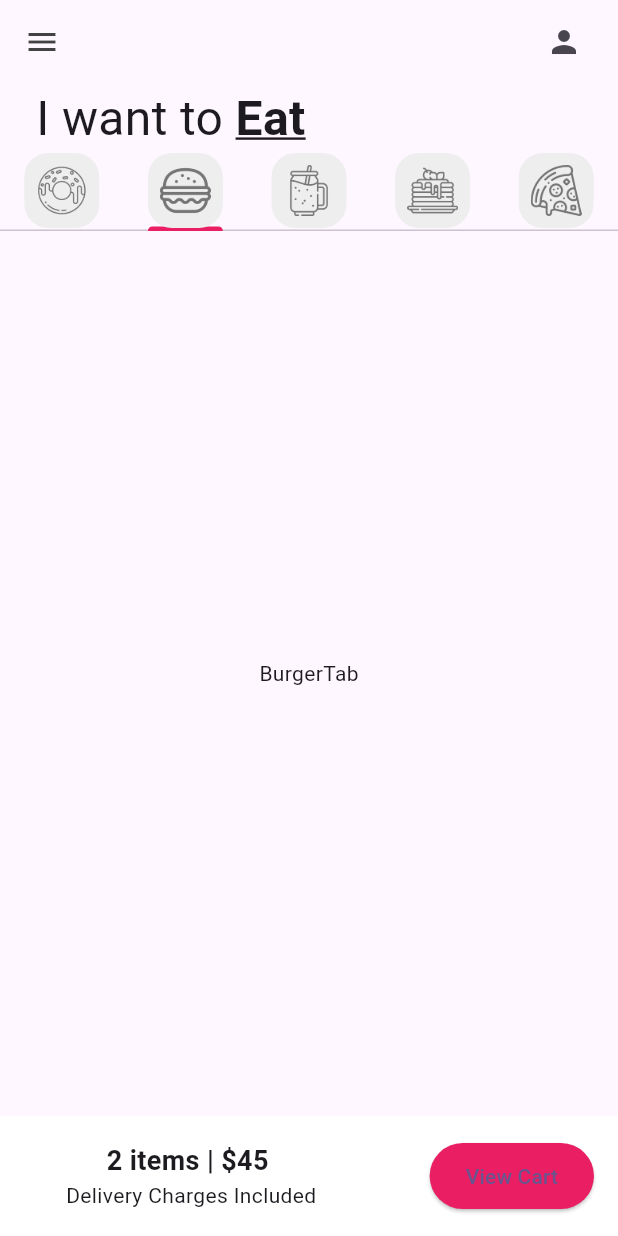
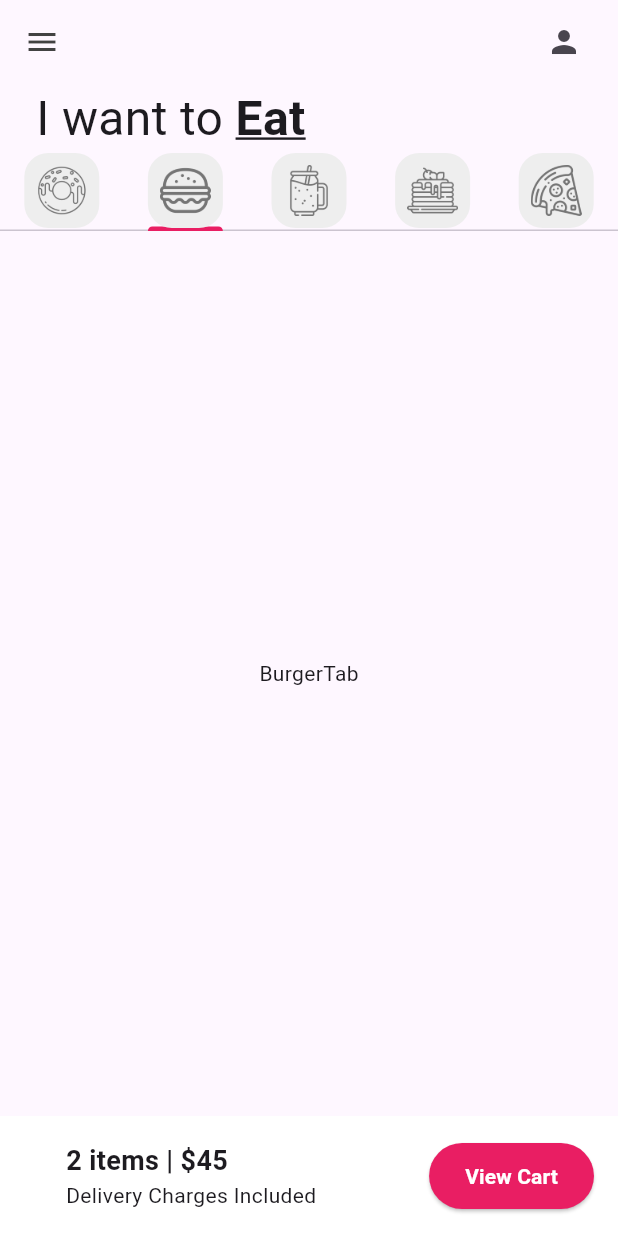
Before and after one commit to Potato1Peeler/donut_app_4sa, a Flutter app: the screen it shows after launch, tab 2 chosen, on a phone screen of 412 x 824 dp. Run offline on Flutter 3.47's test engine with Material 3 defaults, Android fonts, the light colour scheme and no system bars.

Commit message:
ShoppingCart Added

```diff
--- a/lib/pages/home_page.dart
+++ b/lib/pages/home_page.dart
@@ -4,6 +4,7 @@ import 'package:donut_app_4sa/tabs/pancakes_tab.dart';
 import 'package:donut_app_4sa/tabs/pizza_tab.dart';
 import 'package:donut_app_4sa/tabs/smoothie_tab.dart';
 import 'package:donut_app_4sa/utils/my_tab.dart';
+import 'package:donut_app_4sa/utils/shopping_cart.dart';
 import 'package:flutter/material.dart';
 
 class HomePage extends StatefulWidget {
@@ -89,35 +90,7 @@ class _HomePageState extends State<HomePage> {
               ]),
             ),
             //4. Carrito (Cart)
-            Container(
-              color: Colors.white,
-              padding: const EdgeInsets.all(16),
-              child: Row(
-                mainAxisAlignment: MainAxisAlignment.spaceBetween,
-                children: [
-                  const Padding(
-                    padding: EdgeInsets.only(left: 28),
-                    child: Column(
-                      children: [
-                        Text('2 items | \$45 ',
-                            style: TextStyle(
-                              fontSize: 18,
-                              fontWeight: FontWeight.bold,
-                            )),
-                        Text('Delivery Charges Included')
-                      ],
-                    ),
-                  ),
-                  ElevatedButton(
-                      style: ElevatedButton.styleFrom(
-                        backgroundColor: Colors.pink,
-                        padding: const EdgeInsets.symmetric(horizontal: 24, vertical: 12),
-                      ),
-                      onPressed: () {},
-                      child: const Text('View Cart'))
-                ],
-              ),
-            )
+            const ShoppingCart()
           ],
         ),
       ),
--- /dev/null
+++ b/lib/utils/shopping_cart.dart
@@ -0,0 +1,48 @@
+
+import 'package:flutter/material.dart';
+
+class ShoppingCart extends StatelessWidget {
+  const ShoppingCart({
+    super.key,
+  });
+
+  @override
+  Widget build(BuildContext context) {
+    return Container(
+      color: Colors.white,
+      padding: const EdgeInsets.all(16),
+      child: Row(
+        mainAxisAlignment: MainAxisAlignment.spaceBetween,
+        children: [
+          const Padding(
+            padding: EdgeInsets.only(left: 28),
+            child: Column(
+              crossAxisAlignment: CrossAxisAlignment.start,
+              children: [
+                Text('2 items | \$45 ',
+                    style: TextStyle(
+                      fontSize: 18,
+                      fontWeight: FontWeight.bold,
+                    )),
+                Text('Delivery Charges Included')
+              ],
+            ),
+          ),
+          ElevatedButton(
+              style: ElevatedButton.styleFrom(
+                backgroundColor: Colors.pink,
+                padding: const EdgeInsets.symmetric(
+                    horizontal: 24, vertical: 12
+                    ),
+              ),
+              onPressed: () {},
+              child: const Text(
+                'View Cart',
+                style: TextStyle(
+                    color: Colors.white, fontWeight: FontWeight.bold),
+              ))
+        ],
+      ),
+    );
+  }
+}
```
